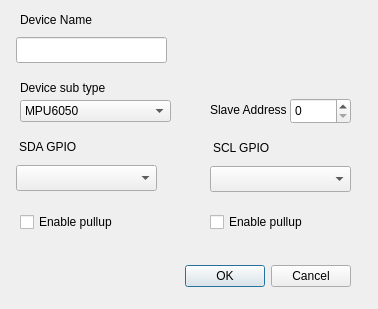
Before: the Qt Designer form dashboard_qt/dialog_config_i2c.ui in ezloteam/Ezlo_Pi, drawn with Qt 5.
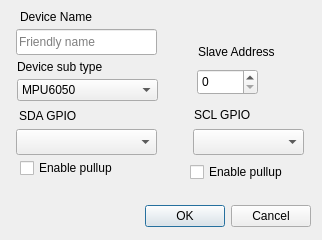
After: the same form once the commit is applied.

Patch:
```diff
--- a/dashboard_qt/dialog_config_i2c.ui
+++ b/dashboard_qt/dialog_config_i2c.ui
@@ -6,8 +6,8 @@
    <rect>
     <x>0</x>
     <y>0</y>
-    <width>378</width>
-    <height>309</height>
+    <width>322</width>
+    <height>240</height>
    </rect>
   </property>
   <property name="windowTitle">
@@ -16,9 +16,9 @@
   <widget class="QDialogButtonBox" name="buttonBox">
    <property name="geometry">
     <rect>
-     <x>10</x>
-     <y>260</y>
-     <width>341</width>
+     <x>110</x>
+     <y>200</y>
+     <width>201</width>
      <height>32</height>
     </rect>
    </property>
@@ -33,17 +33,20 @@
    <property name="geometry">
     <rect>
      <x>16</x>
-     <y>37</y>
-     <width>151</width>
+     <y>29</y>
+     <width>141</width>
      <height>26</height>
     </rect>
    </property>
+   <property name="placeholderText">
+    <string>Friendly name</string>
+   </property>
   </widget>
   <widget class="QLabel" name="label_GPIO">
    <property name="geometry">
     <rect>
      <x>19</x>
-     <y>137</y>
+     <y>106</y>
      <width>121</width>
      <height>20</height>
     </rect>
@@ -56,7 +59,7 @@
    <property name="geometry">
     <rect>
      <x>20</x>
-     <y>210</y>
+     <y>156</y>
      <width>141</width>
      <height>24</height>
     </rect>
@@ -69,7 +72,7 @@
    <property name="geometry">
     <rect>
      <x>16</x>
-     <y>165</y>
+     <y>129</y>
      <width>141</width>
      <height>26</height>
     </rect>
@@ -79,7 +82,7 @@
    <property name="geometry">
     <rect>
      <x>20</x>
-     <y>10</y>
+     <y>7</y>
      <width>121</width>
      <height>20</height>
     </rect>
@@ -91,8 +94,8 @@
   <widget class="QLabel" name="label_GPIO_2">
    <property name="geometry">
     <rect>
-     <x>213</x>
-     <y>138</y>
+     <x>194</x>
+     <y>105</y>
      <width>121</width>
      <height>20</height>
     </rect>
@@ -104,9 +107,9 @@
   <widget class="QComboBox" name="comboBox_output_gpio_2">
    <property name="geometry">
     <rect>
-     <x>210</x>
-     <y>166</y>
-     <width>141</width>
+     <x>193</x>
+     <y>129</y>
+     <width>111</width>
      <height>26</height>
     </rect>
    </property>
@@ -114,8 +117,8 @@
   <widget class="QCheckBox" name="checkBox_invert_output_2">
    <property name="geometry">
     <rect>
-     <x>210</x>
-     <y>210</y>
+     <x>190</x>
+     <y>160</y>
      <width>141</width>
      <height>24</height>
     </rect>
@@ -127,8 +130,8 @@
   <widget class="QSpinBox" name="spinBox">
    <property name="geometry">
     <rect>
-     <x>290</x>
-     <y>98</y>
+     <x>197</x>
+     <y>69</y>
      <width>61</width>
      <height>26</height>
     </rect>
@@ -140,8 +143,8 @@
   <widget class="QLabel" name="label_GPIO_3">
    <property name="geometry">
     <rect>
-     <x>210</x>
-     <y>100</y>
+     <x>198</x>
+     <y>42</y>
      <width>101</width>
      <height>20</height>
     </rect>
@@ -153,9 +156,9 @@
   <widget class="QComboBox" name="comboBox">
    <property name="geometry">
     <rect>
-     <x>20</x>
-     <y>100</y>
-     <width>151</width>
+     <x>17</x>
+     <y>79</y>
+     <width>141</width>
      <height>22</height>
     </rect>
    </property>
@@ -208,9 +211,9 @@
   <widget class="QLabel" name="label">
    <property name="geometry">
     <rect>
-     <x>20</x>
-     <y>80</y>
-     <width>101</width>
+     <x>17</x>
+     <y>59</y>
+     <width>121</width>
      <height>16</height>
     </rect>
    </property>
```
Left out of the diff: 20 changed lines with no effect on the pictures.
